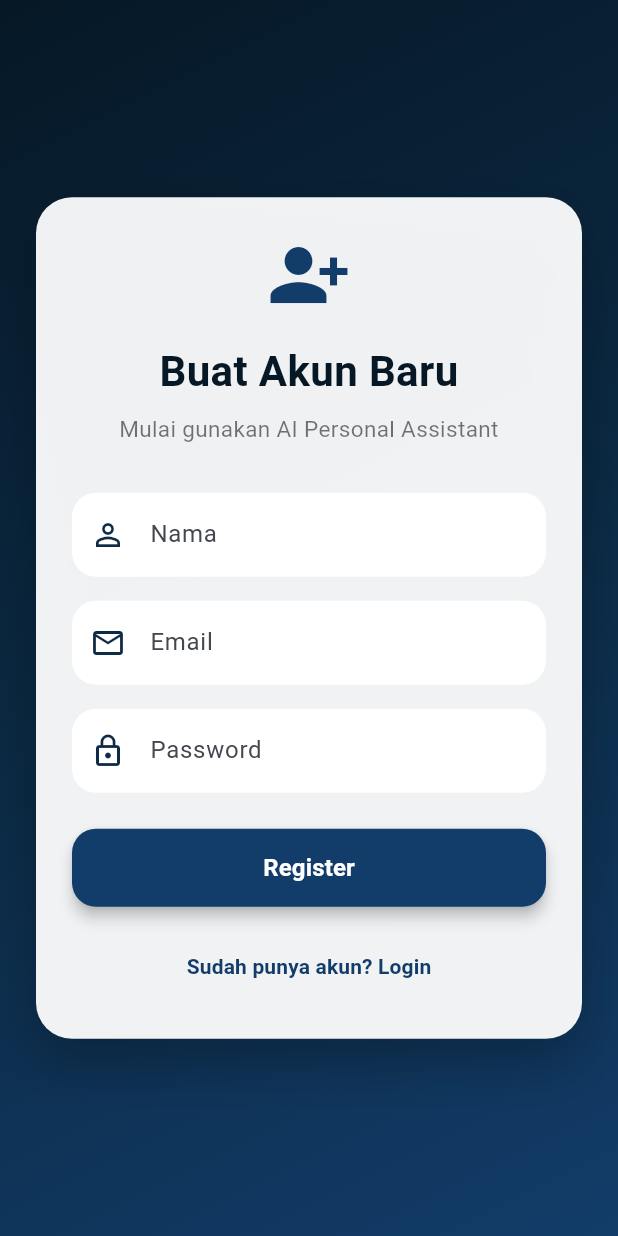
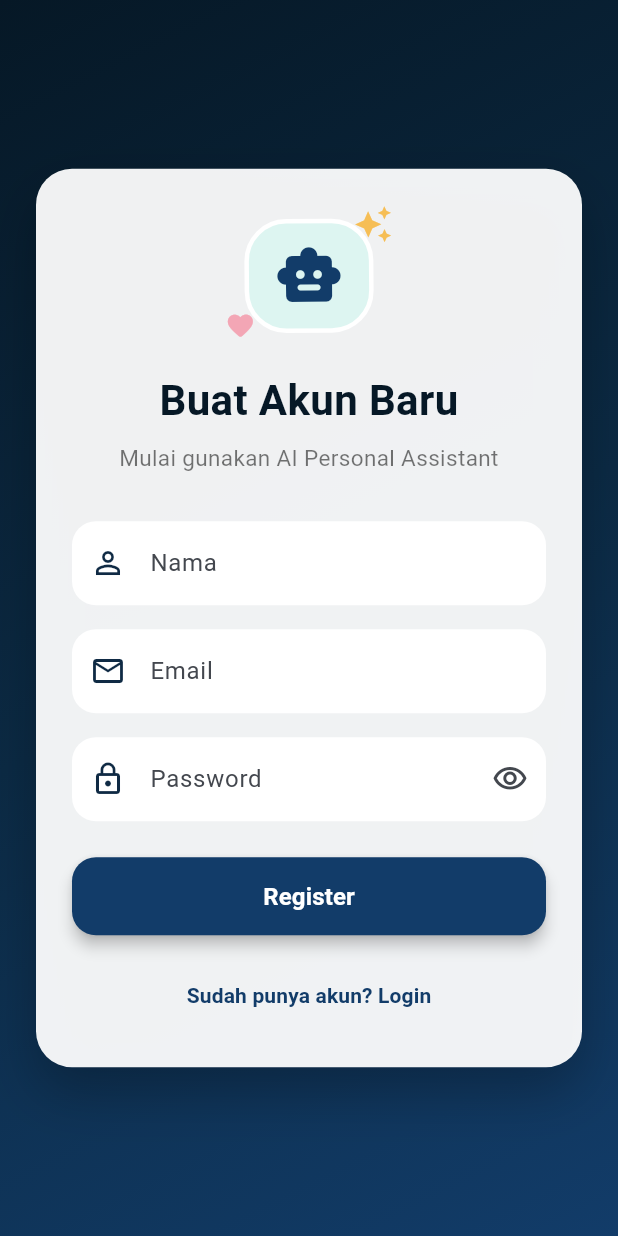
Before and after one commit to Andifadly12/ai_personal_assistant_mobile, a Flutter app: the screen it shows after launch, after a tap on "Belum punya akun? Register", on a phone screen of 412 x 824 dp. Run offline on Flutter 3.47's test engine with Material 3 defaults, Android fonts, the phone set to English and light mode, and no system bars; our stand-ins replace dio, flutter_bloc, shared_preferences; network calls fail.

Commit message:
feat: add register mascot and password visibility toggle

```diff
--- a/lib/features/auth/presentation/pages/register_page.dart
+++ b/lib/features/auth/presentation/pages/register_page.dart
@@ -1,4 +1,7 @@
 import 'package:flutter/material.dart';
+
+import '../../../../core/widgets/assistant_mascot.dart';
+
 import 'package:flutter_bloc/flutter_bloc.dart';
 
 import '../cubit/auth_cubit.dart';
@@ -16,6 +19,7 @@ class _RegisterPageState extends State<RegisterPage>
   final nameController = TextEditingController();
   final emailController = TextEditingController();
   final passwordController = TextEditingController();
+  bool _obscurePassword = true;
 
   late AnimationController animationController;
   late Animation<double> fadeAnimation;
@@ -139,10 +143,10 @@ class _RegisterPageState extends State<RegisterPage>
                         child: Column(
                           crossAxisAlignment: CrossAxisAlignment.stretch,
                           children: [
-                            const Icon(
-                              Icons.person_add_alt_1,
-                              size: 56,
-                              color: Color(0xFF123C69),
+                            Center(
+                              child: AssistantMascot(
+                                hideEyes: !_obscurePassword,
+                              ),
                             ),
                             const SizedBox(height: 16),
                             const Text(
@@ -183,11 +187,29 @@ class _RegisterPageState extends State<RegisterPage>
                             const SizedBox(height: 16),
                             TextField(
                               controller: passwordController,
-                              obscureText: true,
-                              decoration: _inputDecoration(
-                                'Password',
-                                Icons.lock_outline,
-                              ),
+                              obscureText: _obscurePassword,
+                              autocorrect: false,
+                              enableSuggestions: false,
+                              decoration:
+                                  _inputDecoration(
+                                    'Password',
+                                    Icons.lock_outline,
+                                  ).copyWith(
+                                    suffixIcon: IconButton(
+                                      tooltip: _obscurePassword
+                                          ? 'Tampilkan password'
+                                          : 'Sembunyikan password',
+                                      onPressed: () => setState(
+                                        () => _obscurePassword =
+                                            !_obscurePassword,
+                                      ),
+                                      icon: Icon(
+                                        _obscurePassword
+                                            ? Icons.visibility_outlined
+                                            : Icons.visibility_off_outlined,
+                                      ),
+                                    ),
+                                  ),
                             ),
                             const SizedBox(height: 24),
                             SizedBox(
```
